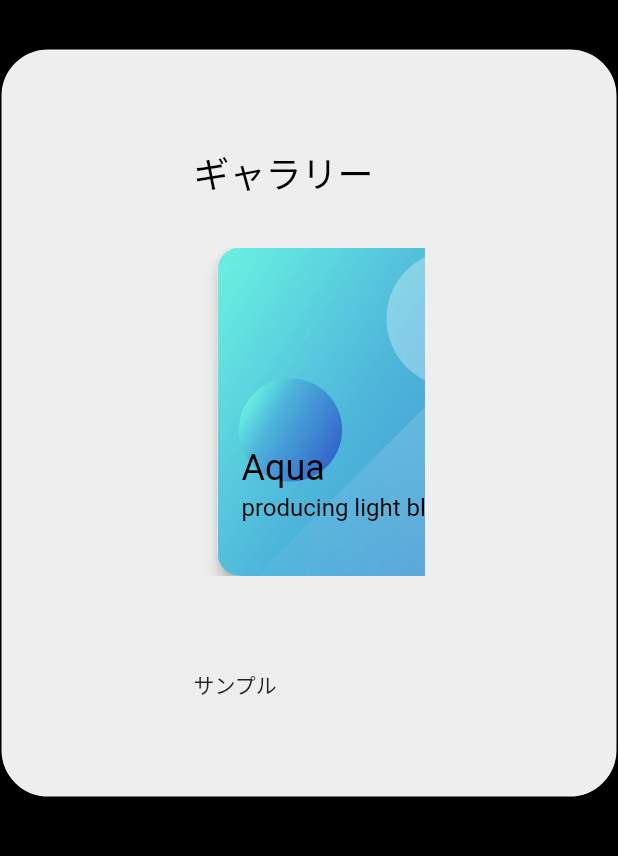
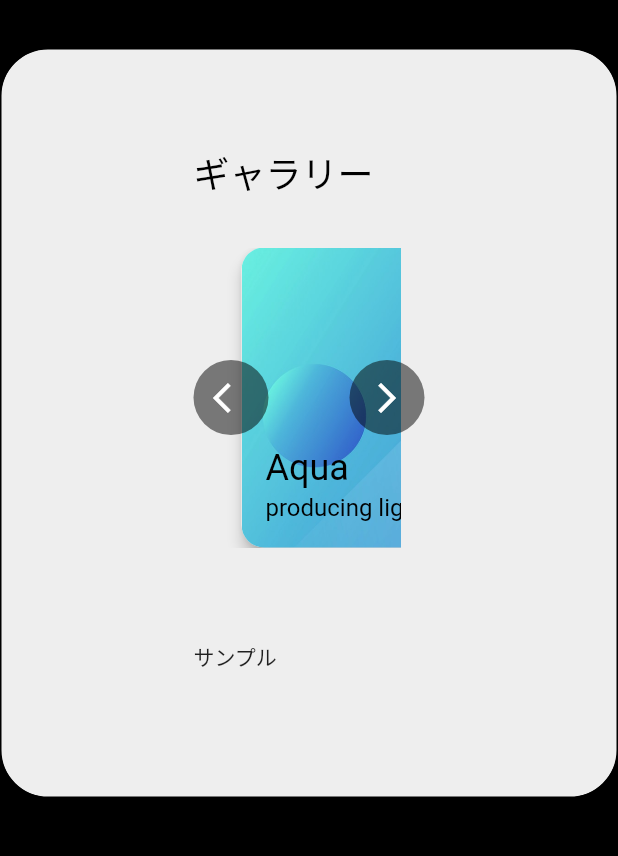
Before and after one commit to tadakun8/flutter_gallery_clone, a Flutter app: the screen it shows after launch, on a phone screen of 412 x 824 dp, the part 123-979 px from its top. Run offline on Flutter 3.47's test engine with Material 2 defaults, Android fonts, the phone set to English and light mode, and no system bars.

Commit message:
feat: Add scroll button

```diff
--- a/lib/componensts/gallery_card_list.dart
+++ b/lib/componensts/gallery_card_list.dart
@@ -1,5 +1,6 @@
 import 'package:flutter/material.dart';
 import 'package:flutter_gallery_clone/componensts/gallery_card.dart';
+import 'package:flutter_gallery_clone/componensts/scroll_button.dart';
 
 class GalleryCardList extends StatelessWidget {
   final List<String> galleryImagePathList;
@@ -10,7 +11,13 @@ class GalleryCardList extends StatelessWidget {
 
   @override
   Widget build(BuildContext context) {
-    return Expanded(
+    return Container(
+      height: 200,
+      child: Stack(
+        children: [
+          Expanded(
+            child: Padding(
+              padding: const EdgeInsets.symmetric(horizontal: 16),
               child: ListView.builder(
                 scrollDirection: Axis.horizontal,
                 itemCount: galleryImagePathList.length,
@@ -26,6 +33,12 @@ class GalleryCardList extends StatelessWidget {
                   );
                 },
               ),
+            ),
+          ),
+          const ScrollButton(),
+          const ScrollButton(isEnd: true)
+        ],
+      ),
     );
   }
 }
--- /dev/null
+++ b/lib/componensts/scroll_button.dart
@@ -0,0 +1,31 @@
+import 'package:flutter/material.dart';
+
+class ScrollButton extends StatelessWidget {
+  final bool isEnd;
+  const ScrollButton({
+    Key? key,
+    this.isEnd = false,
+  }) : super(key: key);
+
+  @override
+  Widget build(BuildContext context) {
+    return Align(
+      alignment: isEnd
+          ? AlignmentDirectional.centerEnd
+          : AlignmentDirectional.centerStart,
+      child: Container(
+        height: 50,
+        width: 50,
+        child: Material(
+          color: Colors.black.withOpacity(0.5),
+          shape: const CircleBorder(),
+          clipBehavior: Clip.antiAlias,
+          child: Icon(
+            isEnd ? Icons.arrow_forward_ios : Icons.arrow_back_ios,
+            color: Colors.white,
+          ),
+        ),
+      ),
+    );
+  }
+}
```
Lines whose indentation alone changed are shown as unchanged.
